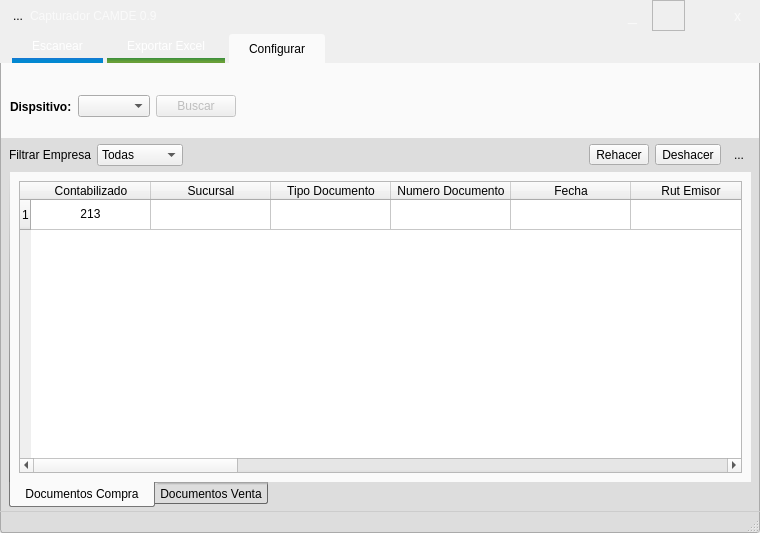
This is GUI/mainWindow.ui in firenessmax/bte001 as Qt 5 draws it before an edit. The edited form follows.
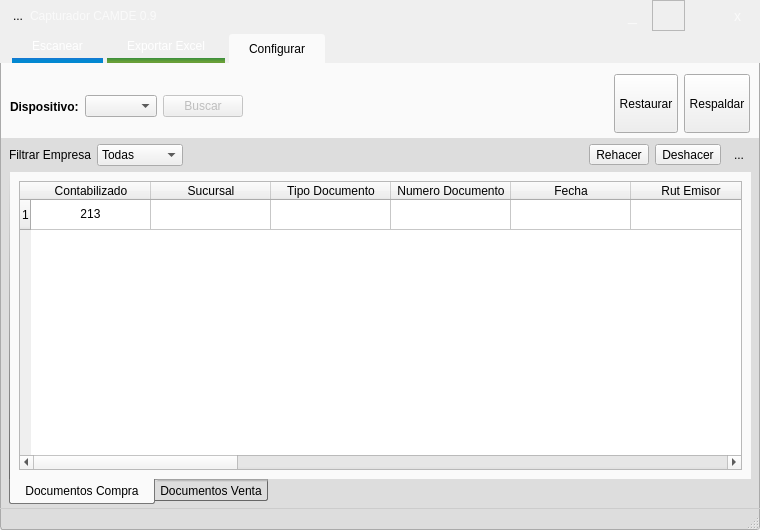
This is the edited form. The open tabs and pages were chosen to show the change. Icons and pictures are not drawn.

What changed in the file:
```diff
--- a/GUI/mainWindow.ui
+++ b/GUI/mainWindow.ui
@@ -7,7 +7,7 @@
     <x>0</x>
     <y>0</y>
     <width>760</width>
-    <height>533</height>
+    <height>530</height>
    </rect>
   </property>
   <property name="windowTitle">
@@ -750,7 +750,7 @@
                  </font>
                 </property>
                 <property name="text">
-                 <string>Dispsitivo:</string>
+                 <string>Dispositivo:</string>
                 </property>
                </widget>
               </item>
@@ -815,6 +815,64 @@
                 </property>
                </widget>
               </item>
+              <item row="0" column="5">
+               <widget class="QToolButton" name="restaurarToolButton">
+                <property name="minimumSize">
+                 <size>
+                  <width>0</width>
+                  <height>65</height>
+                 </size>
+                </property>
+                <property name="styleSheet">
+                 <string notr="true">margin-bottom: 6px</string>
+                </property>
+                <property name="text">
+                 <string>Restaurar</string>
+                </property>
+                <property name="icon">
+                 <iconset resource="images/images.qrc">
+                  <normaloff>:/newPrefix/alerta.png</normaloff>:/newPrefix/alerta.png</iconset>
+                </property>
+                <property name="iconSize">
+                 <size>
+                  <width>100</width>
+                  <height>35</height>
+                 </size>
+                </property>
+                <property name="toolButtonStyle">
+                 <enum>Qt::ToolButtonTextUnderIcon</enum>
+                </property>
+               </widget>
+              </item>
+              <item row="0" column="6">
+               <widget class="QToolButton" name="respaldarToolButton">
+                <property name="minimumSize">
+                 <size>
+                  <width>0</width>
+                  <height>65</height>
+                 </size>
+                </property>
+                <property name="styleSheet">
+                 <string notr="true">margin-bottom: 6px</string>
+                </property>
+                <property name="text">
+                 <string>Respaldar</string>
+                </property>
+                <property name="icon">
+                 <iconset resource="images/images.qrc">
+                  <normaloff>:/newPrefix/pregunta.png</normaloff>:/newPrefix/pregunta.png</iconset>
+                </property>
+                <property name="iconSize">
+                 <size>
+                  <width>100</width>
+                  <height>35</height>
+                 </size>
+                </property>
+                <property name="toolButtonStyle">
+                 <enum>Qt::ToolButtonTextUnderIcon</enum>
+                </property>
+               </widget>
+              </item>
              </layout>
             </widget>
            </widget>
```
Left out of the diff: 46 changed lines with no effect on the pictures.
